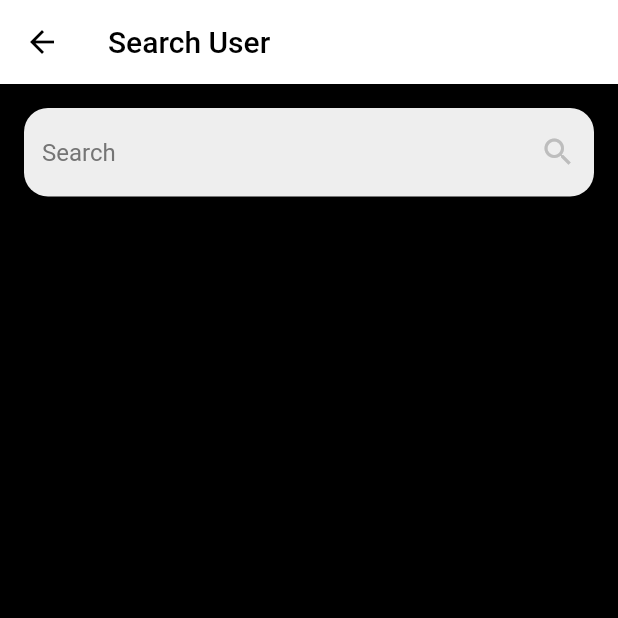
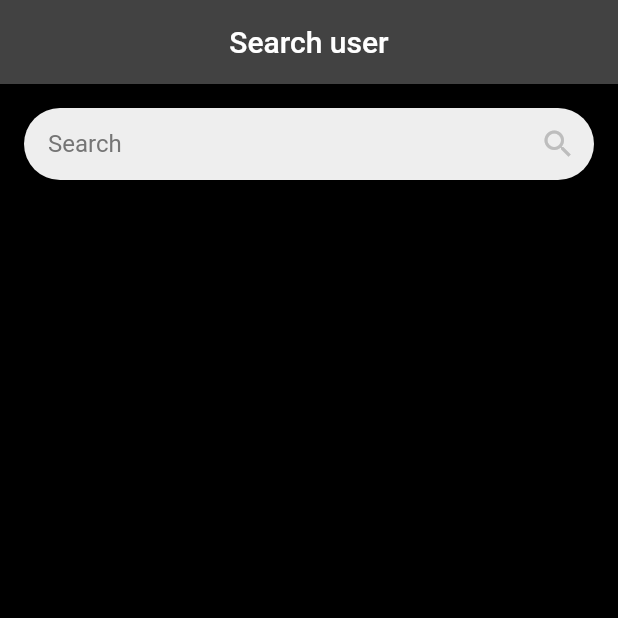
Before and after one commit to TruongAnim/tiktok_clone, a Flutter app: the SearchUserScreen screen opened directly, on a phone screen of 412 x 824 dp, the top half of it. Run offline on Flutter 3.47's test engine with Material 2 defaults, Android fonts, the phone set to English and light mode, and no system bars; our stand-ins replace cached_network_image, cloud_firestore, firebase_auth, firebase_core, firebase_storage, get and 3 more; missing offline and left inert: video_compress; accounts and stored records are empty; network calls fail.

Commit message:
update search user UI

```diff
--- a/lib/views/screens/search_user/search_user_screen.dart
+++ b/lib/views/screens/search_user/search_user_screen.dart
@@ -27,18 +27,8 @@ class _SearchUserScreenState extends State<SearchUserScreen> {
   Widget build(BuildContext context) {
     return Scaffold(
       appBar: AppBar(
-        backgroundColor: Colors.white,
-        leading: IconButton(
-          icon: Icon(Icons.arrow_back),
-          color: Colors.black,
-          onPressed: () {
-            Navigator.pop(context);
-          },
-        ),
-        title: Text(
-          "Search User",
-          style: TextStyle(color: Colors.black),
-        ),
+        title: const Text('Search user'),
+        centerTitle: true,
       ),
       body: Padding(
         padding: const EdgeInsets.all(16.0),
--- a/lib/views/widgets/search_widget.dart
+++ b/lib/views/widgets/search_widget.dart
@@ -30,10 +30,11 @@ class _SearchWidgetState extends State<SearchWidget> {
       controller: widget._searchController,
       style: TextStyle(color: Colors.black),
       decoration: InputDecoration(
+        contentPadding: EdgeInsets.symmetric(horizontal: 16),
         hintText: "Search",
         hintStyle: TextStyle(color: Colors.grey[600]),
         border: OutlineInputBorder(
-          borderRadius: BorderRadius.circular(16),
+          borderRadius: BorderRadius.circular(25),
           borderSide: BorderSide.none,
         ),
         filled: true,
```
